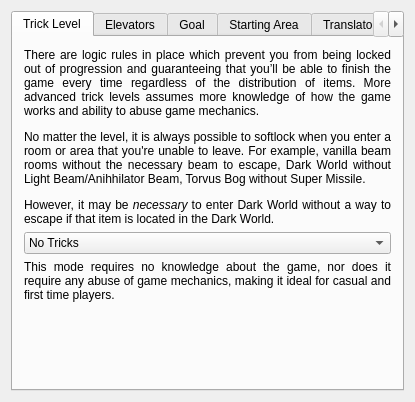
Old version of the form randovania/gui/logic_settings_window.ui in the repository randovania/randovania.
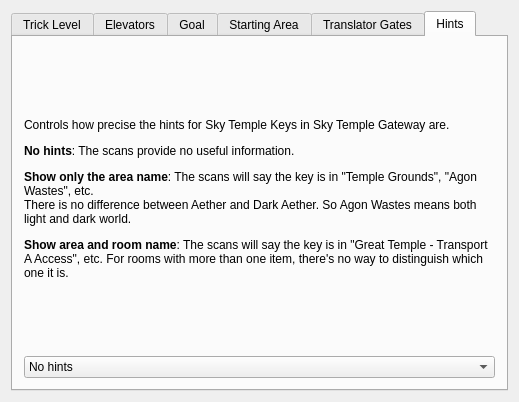
New version of the form. The open tabs and pages were chosen to show the change.

Commit message:
Add GUI options for disabling STK hints or lowering their precision
Resolves #90 and #108.

```diff
--- a/randovania/gui/logic_settings_window.ui
+++ b/randovania/gui/logic_settings_window.ui
@@ -6,7 +6,7 @@
    <rect>
     <x>0</x>
     <y>0</y>
-    <width>415</width>
+    <width>519</width>
     <height>402</height>
    </rect>
   </property>
@@ -354,6 +354,42 @@
         </item>
        </layout>
       </widget>
+      <widget class="QWidget" name="hint_tab">
+       <attribute name="title">
+        <string>Hints</string>
+       </attribute>
+       <layout class="QVBoxLayout" name="hint_layout">
+        <item>
+         <widget class="QLabel" name="hint_sky_temple_key_label">
+          <property name="text">
+           <string>&lt;html&gt;&lt;head/&gt;&lt;body&gt;&lt;p&gt;Controls how precise the hints for Sky Temple Keys in Sky Temple Gateway are.&lt;/p&gt;&lt;p&gt;&lt;span style=&quot; font-weight:600;&quot;&gt;No hints&lt;/span&gt;: The scans provide no useful information.&lt;/p&gt;&lt;p&gt;&lt;span style=&quot; font-weight:600;&quot;&gt;Show only the area name&lt;/span&gt;: The scans will say the key is in &amp;quot;Temple Grounds&amp;quot;, &amp;quot;Agon Wastes&amp;quot;, etc.&lt;br/&gt;There is no difference between Aether and Dark Aether. So Agon Wastes means both light and dark world.&lt;/p&gt;&lt;p&gt;&lt;span style=&quot; font-weight:600;&quot;&gt;Show area and room name&lt;/span&gt;: The scans will say the key is in &amp;quot;Great Temple - Transport A Access&amp;quot;, etc. For rooms with more than one item, there's no way to distinguish which one it is.&lt;/p&gt;&lt;/body&gt;&lt;/html&gt;</string>
+          </property>
+          <property name="wordWrap">
+           <bool>true</bool>
+          </property>
+         </widget>
+        </item>
+        <item>
+         <widget class="QComboBox" name="hint_sky_temple_key_combo">
+          <item>
+           <property name="text">
+            <string>No hints</string>
+           </property>
+          </item>
+          <item>
+           <property name="text">
+            <string>Show only the area name</string>
+           </property>
+          </item>
+          <item>
+           <property name="text">
+            <string>Show area and room name</string>
+           </property>
+          </item>
+         </widget>
+        </item>
+       </layout>
+      </widget>
      </widget>
     </item>
    </layout>
```
Left out of the diff: 4 changed lines with no effect on the pictures. The commit also changes 2 other files.
